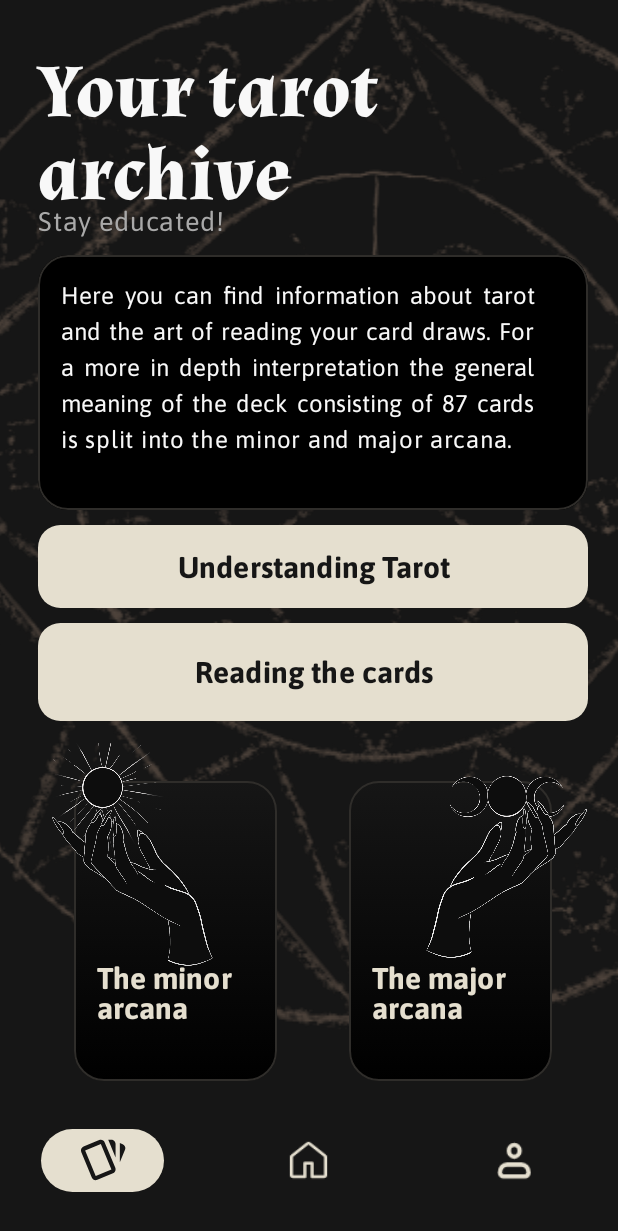
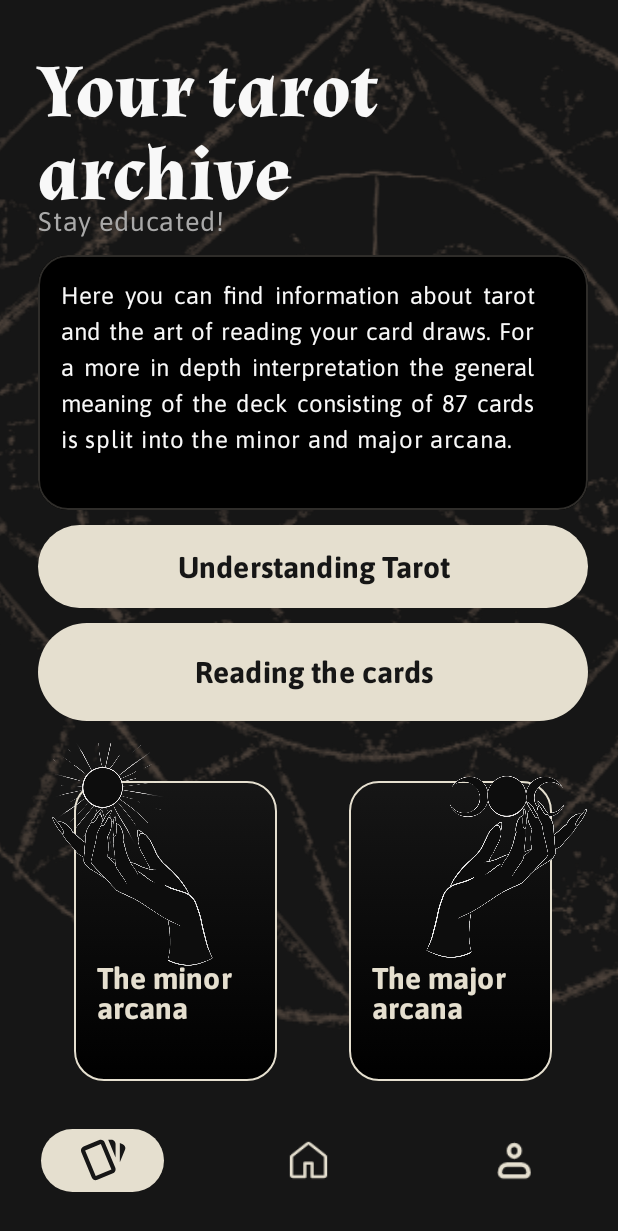
Before and after one commit to kathy272/arcanaMind, an Android app built with Jetpack Compose: the InfoScreen screen opened through its navigation route, on a phone screen of 412 x 824 dp. Shown: the top 1231 px of the screen. Run offline under Robolectric (Android 15) with nearby library versions, the phone set to English and light mode, and no system bars; our stand-ins replace Room's generated code; pictures from the network do not load.

Commit message:
UI changes - user test committed

```diff
--- a/app/src/main/java/com/cc221023/arcanemind/ui/MainViews.kt
+++ b/app/src/main/java/com/cc221023/arcanemind/ui/MainViews.kt
@@ -21,7 +21,6 @@ import androidx.compose.foundation.layout.padding
 import androidx.compose.foundation.layout.size
 import androidx.compose.foundation.layout.width
 import androidx.compose.foundation.lazy.LazyColumn
-import androidx.compose.foundation.lazy.LazyRow
 import androidx.compose.foundation.lazy.grid.GridCells
 import androidx.compose.foundation.lazy.grid.LazyVerticalGrid
 import androidx.compose.foundation.lazy.grid.items
@@ -58,7 +57,6 @@ import androidx.compose.ui.Modifier
 import androidx.compose.ui.draw.alpha
 import androidx.compose.ui.draw.clip
 import androidx.compose.ui.draw.scale
-import androidx.compose.ui.draw.shadow
 import androidx.compose.ui.graphics.Brush
 import androidx.compose.ui.graphics.Color
 import androidx.compose.ui.graphics.RectangleShape
@@ -364,7 +362,7 @@ LazyColumn(
                         modifier = Modifier
                             .fillMaxWidth()
                             .size(290.dp, 340.dp)
-                            .border(1.dp, DarkGray, RoundedCornerShape(20.dp))
+                            .border(1.dp, EggShelly, RoundedCornerShape(20.dp))
                             .zIndex(1f)
                     ) {}
 
@@ -547,7 +545,7 @@ fun DrawDailyScreen(
                         mainViewModel.fetchRandomTarotCard()
                         navController.navigate(Screens.DrawDailyResult.route)
                     },
-                    shape = RoundedCornerShape(15.dp),
+                    shape = RoundedCornerShape(35.dp),
                     modifier = Modifier
                         .fillMaxWidth()
                         .padding( top = 25.dp)
@@ -749,7 +747,7 @@ fun DisplayDailyResultScreen(
             }
             Box(
                 modifier = Modifier
-                    .padding(top = 25.dp, start = 5.dp, end = 5.dp)
+                    .padding(top = 25.dp, start = 5.dp, end = 5.dp, bottom = 20.dp)
 
 
             ) {
@@ -774,7 +772,7 @@ fun DisplayDailyResultScreen(
                         ) // Save the card to the database
                         navController.navigate(Screens.Home.route)
                     },
-                    shape = RoundedCornerShape(20.dp),
+                    shape = RoundedCornerShape(35.dp),
                     modifier = Modifier
                         .fillMaxWidth()
                         .height(65.dp),
@@ -870,7 +868,7 @@ fun InfoScreen(mainViewModel: MainViewModel, navController: NavHostController) {
             }
             Button(
                 onClick = { navController.navigate(Screens.UnderstandingTarot.route) },
-                shape = RoundedCornerShape(15.dp),
+                shape = RoundedCornerShape(35.dp),
                 modifier = Modifier
                     .fillMaxWidth()
                     .height(55.dp)
@@ -896,7 +894,7 @@ fun InfoScreen(mainViewModel: MainViewModel, navController: NavHostController) {
 
             Button(
                 onClick = { navController.navigate(Screens.Reading.route) },
-                shape = RoundedCornerShape(15.dp),
+                shape = RoundedCornerShape(35.dp),
                 modifier = Modifier
                     .fillMaxWidth()
                     .height(65.dp)
@@ -956,9 +954,8 @@ fun InfoScreen(mainViewModel: MainViewModel, navController: NavHostController) {
                             modifier = Modifier
                                 .fillMaxSize()
                                 .padding(0.dp)
-
                                 .width(145.dp)
-                                .border(1.dp, DarkGray, RoundedCornerShape(20.dp))
+                                .border(1.dp, EggShelly, RoundedCornerShape(20.dp))
                                 .zIndex(1f)
                         ) {
                         }
@@ -1014,7 +1011,7 @@ fun InfoScreen(mainViewModel: MainViewModel, navController: NavHostController) {
                                 .padding(0.dp)
                                 .height(200.dp)
                                 .width(145.dp)
-                                .border(1.dp, DarkGray, RoundedCornerShape(20.dp))
+                                .border(1.dp, EggShelly, RoundedCornerShape(20.dp))
                                 .zIndex(1f)
                         ) {}
                         Image(
@@ -1063,7 +1060,7 @@ fun AccountScreen(mainViewModel: MainViewModel, navController: NavHostController
             text
         }
     }
-    val maxLengthName = 14
+    val maxLengthName = 12
     val truncateName: (String) -> String = { text ->
         if (text.length > maxLengthName) {
             text.substring(0, maxLengthName) + "..."
```
